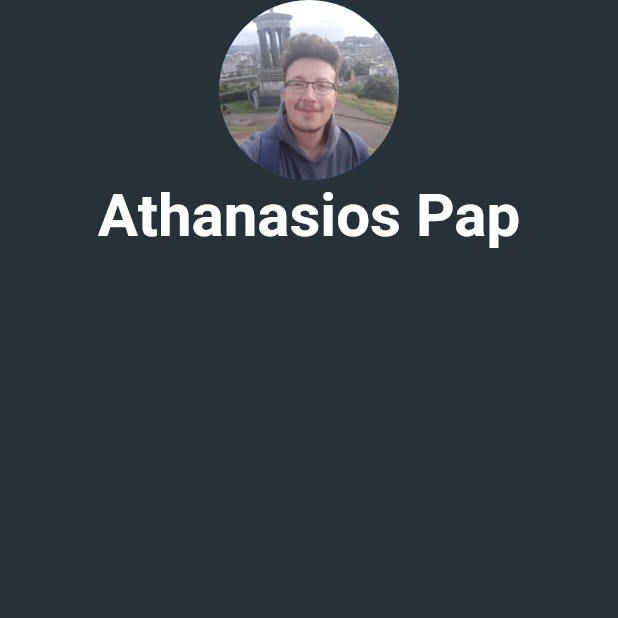
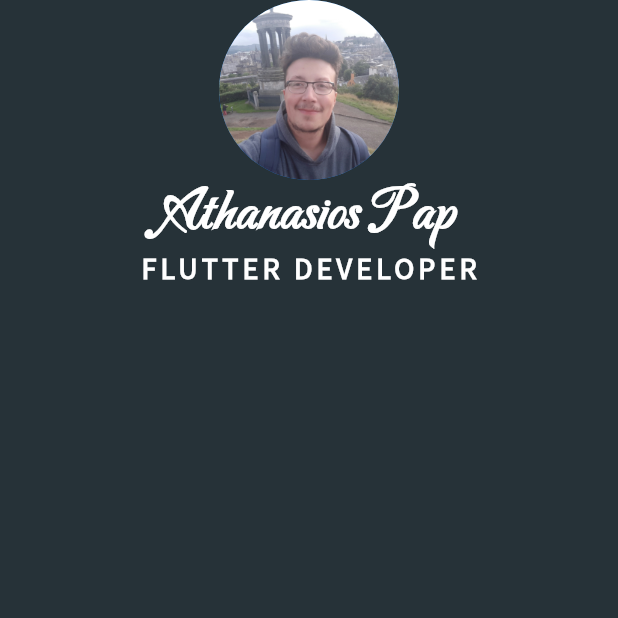
Before and after one commit to AthanasiosPapazoglou/SmartUpProjects, a Flutter app: the screen it shows after launch, on a phone screen of 412 x 824 dp, the top half of it. Run offline on Flutter 3.47's test engine with Material 2 defaults, Android fonts, the phone set to English and light mode, and no system bars.

Commit message:
custom fonts intergration

```diff
--- a/First_Project/linkspage/lib/main.dart
+++ b/First_Project/linkspage/lib/main.dart
@@ -23,10 +23,20 @@ class MyApp extends StatelessWidget {
                 Text(
                   'Athanasios Pap',
                   style: TextStyle(
+                      fontFamily: 'Carattere',
                       fontSize: 40,
                       color: Colors.white,
                       fontWeight: FontWeight.bold),
                 ),
+                Text(
+                  'FLUTTER DEVELOPER',
+                  style: TextStyle(
+                    fontFamily: 'Source Sans Pro',
+                    fontSize: 20,
+                    color: Colors.white,
+                    fontWeight: FontWeight.bold,
+                    letterSpacing: 2.8),
+                  ),
               ],
             ),
           ),
```
Also changed, not shown: First_Project/linkspage/pubspec.yaml (+8 -0 lines), First_Project/linkspage/fonts/Carattere-Regular.ttf (added), First_Project/linkspage/fonts/SourceSansPro-Regular.ttf (added).
